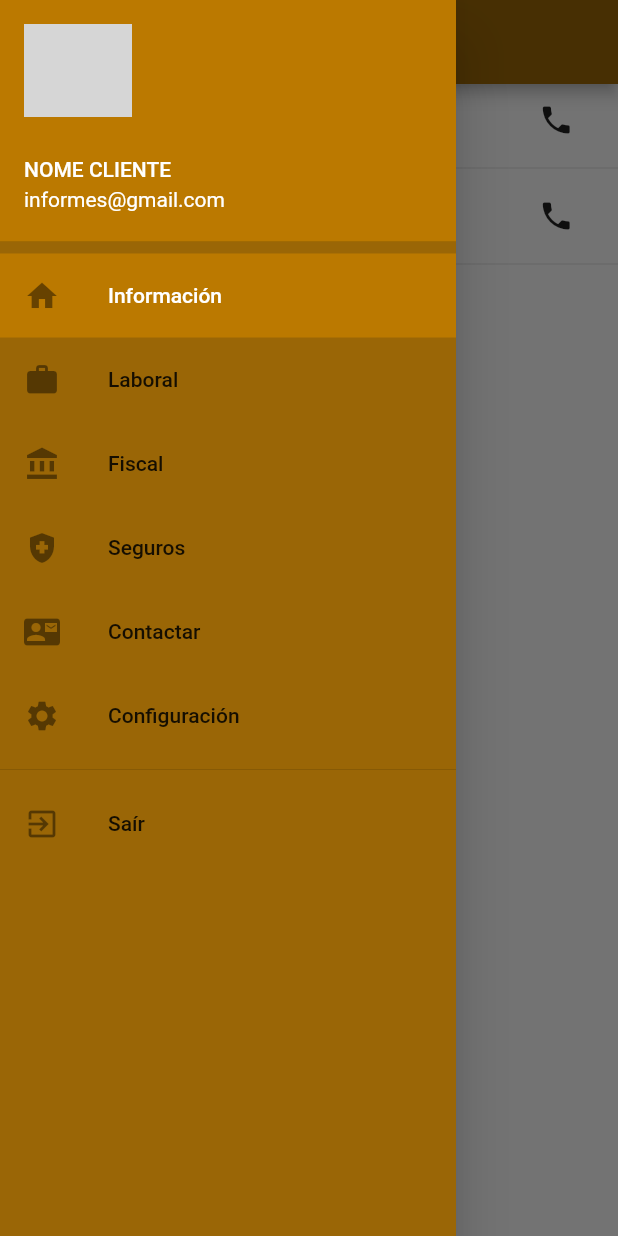
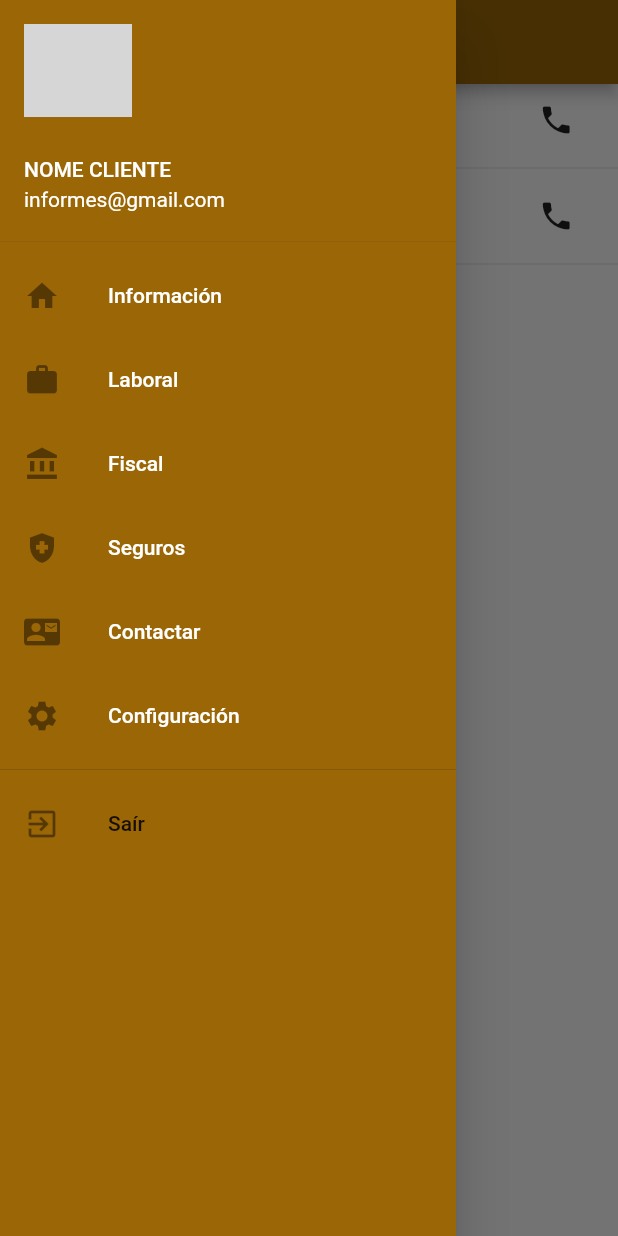
Before and after one commit to LidiaLF/Cliente_Alea, a Flutter app: the ContactsScreen screen opened directly, with the side drawer open, on a phone screen of 412 x 824 dp. Run offline on Flutter 3.47's test engine with Material 2 defaults, Android fonts, the phone set to English and light mode, and no system bars; our stand-ins replace settings_ui; missing offline and left inert: calendar_agenda; grey boxes are pictures that could not be loaded.

Commit message:
Contactar envia y llama

```diff
--- a/cliente_alea/lib/ContactsScreen.dart
+++ b/cliente_alea/lib/ContactsScreen.dart
@@ -5,7 +5,12 @@ import 'package:flutter/material.dart';
 import 'LateralMenu.dart';
 
 class ContactsScreen extends StatelessWidget {
-  // This widget is the root of your application.
+  // backing data
+  final emps = [
+    Emp("Tania", "info@aleaasesores.com", "Info", 666666),
+    Emp("Lidia", "lidia@aleaasesores.com", "Laboral", 620653964)
+  ];
+
   @override
   Widget build(BuildContext context) {
     return Scaffold(
@@ -15,24 +20,18 @@ class ContactsScreen extends StatelessWidget {
       ),
       drawer: LateralMenu(),
       body: Center(
-        child: _myListView(context),
+        child: ListView.builder(
+          itemCount: emps.length,
+          itemBuilder: (context, index) {
+            return Column(
+              children: [
+                ContactList(emp: emps[index]),
+                Divider(),
+              ],
+            );
+          },
+        ),
       ),
     );
   }
 }
-
-Widget _myListView(BuildContext context) {
-  // backing data
-  final emps = [
-    Emp("Tania", "info@aleaasesores.com", "Info", 666666),
-    Emp("Lidia", "lidia@aleaasesores.com", "Laboral", 620653964)
-  ];
-  return ListView.builder(
-    itemCount: emps.length,
-    itemBuilder: (context, index) {
-      return Column(
-        children: [ContactList().getContact(emps[index]), Divider()],
-      );
-    },
-  );
-}
--- a/cliente_alea/lib/LateralMenu.dart
+++ b/cliente_alea/lib/LateralMenu.dart
@@ -5,18 +5,51 @@ import 'package:cliente_alea/UserHome.dart';
 import 'package:cliente_alea/UserSettings.dart';
 import 'package:cliente_alea/values/My_Strings.dart';
 import 'package:flutter/material.dart';
+import 'package:flutter/services.dart';
 import 'Values/My_Colors.dart';
 
+class LateralMenu extends StatelessWidget {
+  final List<MenuOption> options = [
+    MenuOption(
+      icon: Icons.home,
+      title: My_Strings.info,
+      screen: UserHome(),
+    ),
+    MenuOption(
+      icon: Icons.work,
+      title: My_Strings.laboral,
+      screen: LaboralScreen(),
+    ),
+    MenuOption(
+      icon: Icons.account_balance,
+      title: My_Strings.fiscal,
+      screen: FiscalScreen(),
+    ),
+    MenuOption(
+      icon: Icons.health_and_safety,
+      title: My_Strings.seguros,
+      screen: ContactsScreen(),
+    ),
+    MenuOption(
+      icon: Icons.quick_contacts_mail,
+      title: My_Strings.contactar,
+      screen: ContactsScreen(),
+    ),
+    MenuOption(
+      icon: Icons.settings,
+      title: My_Strings.config,
+      screen: UserSettings(title: 'Settings'),
+    ),
+  ];
 
-class LateralMenu extends StatelessWidget {
   @override
   Widget build(BuildContext context) {
-    return new Drawer(
+    return Drawer(
       backgroundColor: My_Colors.yellow_alea_dark,
       child: ListView(
-        children: <Widget>[
-          new UserAccountsDrawerHeader(
-            decoration: BoxDecoration(color: My_Colors.yellow_alea_light),
+        children: [
+          UserAccountsDrawerHeader(
+            decoration: BoxDecoration(color: My_Colors.yellow_alea_dark),
             accountName: Text("NOME CLIENTE"),
             accountEmail: Text("informes@gmail.com"),
             currentAccountPicture: Container(
@@ -26,72 +59,48 @@ class LateralMenu extends StatelessWidget {
                   image: Image.asset(
                     "images/icon.jpg",
                   ).image,
-                        fit: BoxFit.fill))),
+                  fit: BoxFit.fill,
                 ),
-          Ink(
-            color: My_Colors.yellow_alea_light,
-            child: new ListTile(
-                leading: Icon(Icons.home),
+              ),
+            ),
+          ),
+          ...List.generate(
+            options.length,
+            (index) => Ink(
+              child: ListTile(
+                leading: Icon(options[index].icon),
                 title: Text(
-                  My_Strings.info,
+                  options[index].title,
                   style: TextStyle(color: Colors.white),
                 ),
                 onTap: () => Navigator.push(
                   context,
-                      MaterialPageRoute(builder: (context) => UserHome()),
-                    )),
-          ),
-          new ListTile(
-            leading: Icon(Icons.work),
-            title: Text(My_Strings.laboral),
-            onTap: () => Navigator.push(
-              context,
-              MaterialPageRoute(builder: (context) => LaboralScreen()),
+                  MaterialPageRoute(
+                      builder: (context) => options[index].screen),
                 ),
                 splashColor: My_Colors.yellow_alea_light,
               ),
-          new ListTile(
-            leading: Icon(Icons.account_balance),
-            title: Text(My_Strings.fiscal),
-            onTap: () => Navigator.push(
-              context,
-              MaterialPageRoute(builder: (context) => FiscalScreen()),
-            ),
-            splashColor: My_Colors.yellow_alea_light,
-          ),
-          new ListTile(
-            leading: Icon(Icons.health_and_safety),
-            title: Text(My_Strings.seguros),
-            onTap: () => Navigator.push(
-              context,
-              MaterialPageRoute(builder: (context) => ContactsScreen()),
-            ),
-          ),
-          new ListTile(
-            leading: Icon(Icons.quick_contacts_mail),
-            title: Text(My_Strings.contactar),
-            onTap: () => Navigator.push(
-              context,
-              MaterialPageRoute(builder: (context) => ContactsScreen()),
-            ),
-            splashColor: My_Colors.yellow_alea_light,
-          ),
-          new ListTile(
-            leading: Icon(Icons.settings),
-            title: Text(My_Strings.config),
-            onTap: () => Navigator.push(
-              context,
-              MaterialPageRoute(builder: (context) => UserSettings(title: 'Settings',)),
             ),
           ),
           Divider(),
-          new ListTile(
+          ListTile(
             leading: Icon(Icons.exit_to_app),
             title: Text(My_Strings.exit),
-              onTap: () => Navigator.pop(context)
+            onTap: () {
+              Navigator.popUntil(context, (ModalRoute.withName('/')));
+              SystemNavigator.pop();
+            },
           ),
         ],
       ),
     );
   }
 }
+
+class MenuOption {
+  final IconData icon;
+  final String title;
+  final Widget screen;
+
+  MenuOption({required this.icon, required this.title, required this.screen});
+}
--- a/cliente_alea/lib/Widgets/ContactList.dart
+++ b/cliente_alea/lib/Widgets/ContactList.dart
@@ -1,46 +1,48 @@
+import 'package:cliente_alea/Values/My_Strings.dart';
 import 'package:cliente_alea/class/Emp.dart';
 import 'package:flutter/material.dart';
 import 'package:url_launcher/url_launcher.dart';
+class ContactList extends StatelessWidget {
+  final Emp emp;
 
-class ContactList {
-  Widget getContact(Emp emp) {
+  ContactList({required this.emp});
+
+  @override
+  Widget build(BuildContext context) {
     return Container(
       child: Row(
         children: [
           Expanded(child: Text("")),
           Expanded(
             flex: 2,
-            child: Column(children: [
+            child: Column(
+              crossAxisAlignment: CrossAxisAlignment.start,
+              mainAxisAlignment: MainAxisAlignment.start,
+              children: [
                 Text(emp.name),
-              Text(
-                "Departamento de  ${emp.dept}",
-              )
-            ])),
-        Expanded(child: Icon(Icons.alternate_email)),
+                Text(My_Strings.dept + emp.dept),
+              ],
+            ),
+          ),
+          Expanded(
+            child: IconButton(
+              icon: Icon(Icons.alternate_email),
+              onPressed: () =>
+                  _launchURL('mailto:${emp.email}?subject=Asunto&body=Mensaje'),
+            ),
+          ),
           Expanded(
             child: IconButton(
               icon: Icon(Icons.phone),
-          onPressed: () => _launchURL("www.google.com"),
-        ))
+              onPressed: () => _launchURL("tel:${emp.phone}"),
+            ),
+          ),
         ],
-    ));
+      ),
+    );
   }
 
   _launchURL(url) async {
-    await launch("www.google.com");
-  }
-
-  void callEmp(int phone) {}
-  Future<void> sendEmail(String email) async {
-    String subject = 'This is a test email';
-    String body = 'This is a test email body';
-
-    String emailUrl = "mailto:$email?subject=$subject&body=$body";
-
-    if (await canLaunch(emailUrl)) {
-      await launch(emailUrl);
-    } else {
-      throw "Error occured sending an email";
+    await launch(url);
   }
 }
-}
--- a/cliente_alea/lib/values/My_Strings.dart
+++ b/cliente_alea/lib/values/My_Strings.dart
@@ -7,6 +7,7 @@ class My_Strings {
   static String read_user = "Read user";
   static String privacy_policy = "Privacy Policy";
 
+  static String dept = "Departamento de ";
   static String info = "Información";
   static String laboral = "Laboral";
   static String fiscal = "Fiscal";
@@ -28,4 +29,5 @@ class My_Strings {
   static String direcc = "Dirección";
 
 
+
 }
```
Also changed, not shown: cliente_alea/lib/UserHome.dart (+9 -3 lines), cliente_alea/lib/Widgets/CalendarWidget.dart (+8 -19 lines). Lines whose indentation alone changed are shown as unchanged.
